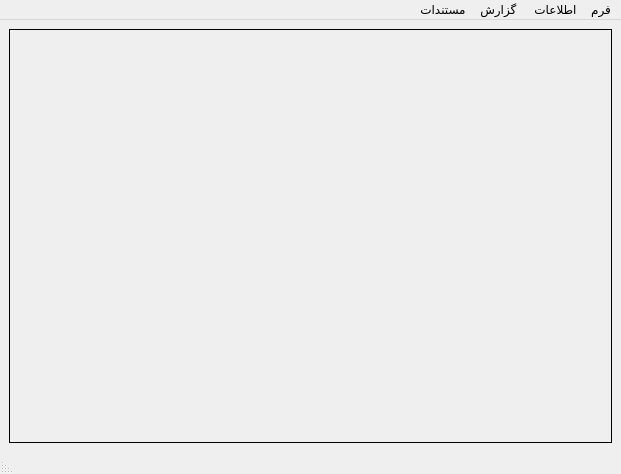
Qt form ui/app.ui (ostadsgo/form_app) before a commit.
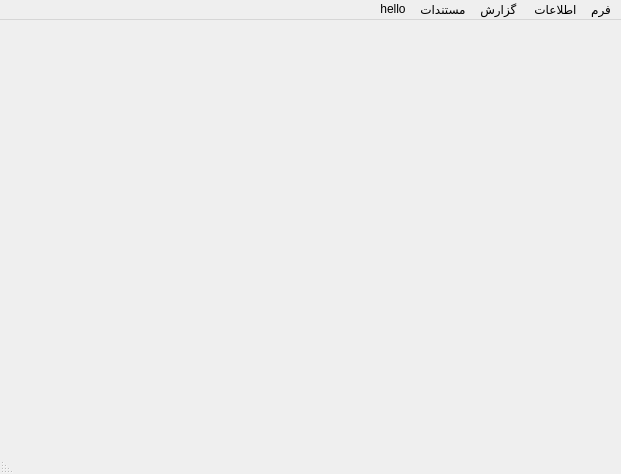
The same form after that commit.

Commit message: Doesn't show the menubargit add -A! going to test on windows.

Patch:
```diff
--- a/ui/app.ui
+++ b/ui/app.ui
@@ -26,22 +26,7 @@
    <locale language="Persian" country="Iran"/>
   </property>
   <widget class="QWidget" name="centralwidget">
-   <layout class="QVBoxLayout" name="verticalLayout">
-    <item>
-     <widget class="QFrame" name="frame">
-      <property name="layoutDirection">
-       <enum>Qt::LayoutDirection::RightToLeft</enum>
-      </property>
-      <property name="frameShape">
-       <enum>QFrame::Shape::Box</enum>
-      </property>
-      <property name="frameShadow">
-       <enum>QFrame::Shadow::Plain</enum>
-      </property>
-      <layout class="QVBoxLayout" name="verticalLayout_2"/>
-     </widget>
-    </item>
-   </layout>
+   <layout class="QVBoxLayout" name="verticalLayout"/>
   </widget>
   <widget class="QMenuBar" name="menubar">
    <property name="geometry">
@@ -80,10 +65,19 @@
     <addaction name="action_7"/>
     <addaction name="action_8"/>
    </widget>
+   <widget class="QMenu" name="menuhello">
+    <property name="title">
+     <string>hello</string>
+    </property>
+    <addaction name="actionsome"/>
+    <addaction name="separator"/>
+    <addaction name="actionanother"/>
+   </widget>
    <addaction name="menu"/>
    <addaction name="menu_2"/>
    <addaction name="menu_3"/>
    <addaction name="menu_4"/>
+   <addaction name="menuhello"/>
   </widget>
   <widget class="QStatusBar" name="statusbar"/>
   <action name="action">
```
Left out of the diff: 10 changed lines with no effect on the pictures. The commit also changes 4 other files.
